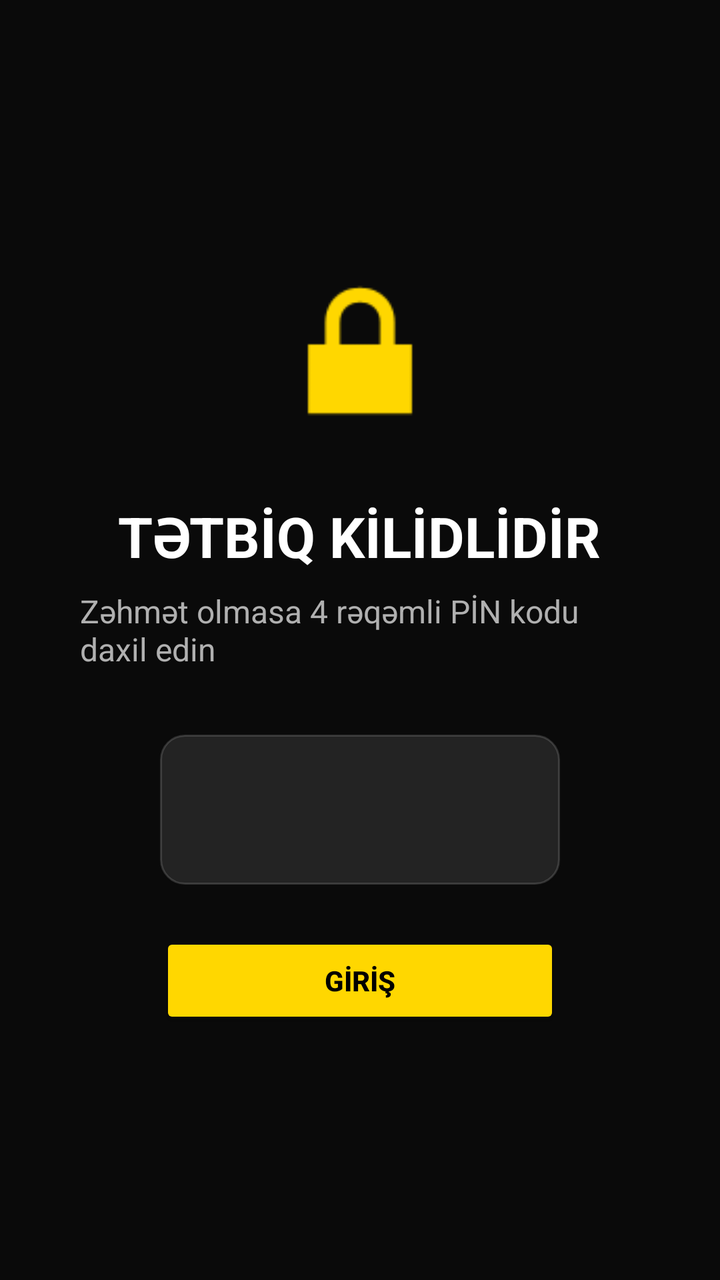
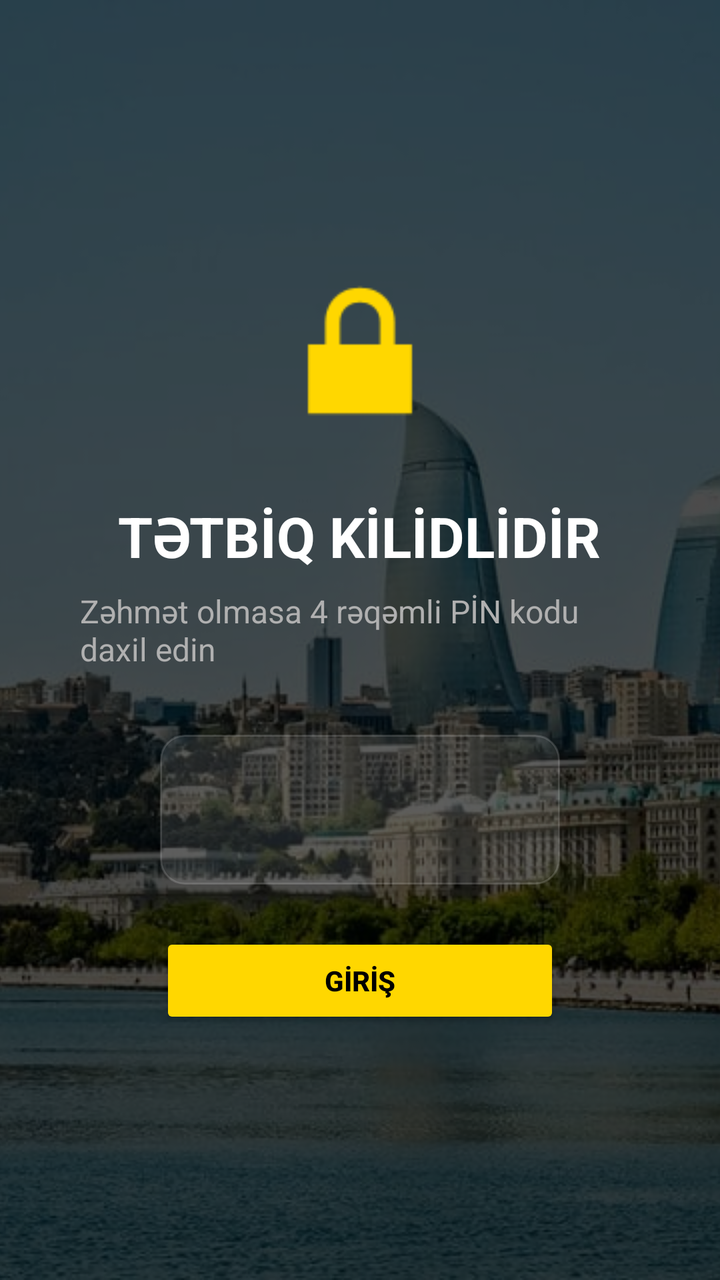

The first picture is an Android layout as it rendered before a commit; the second is the same layout after the commit. The layout source and the unified diff follow.
<!-- AndroidManifest.xml: application theme Theme.AppCompat.NoActionBar -->
<!-- res/layout/activity_lock.xml -->
<?xml version="1.0" encoding="utf-8"?>
<LinearLayout xmlns:android="http://schemas.android.com/apk/res/android"
    android:layout_width="match_parent"
    android:layout_height="match_parent"
    android:orientation="vertical"
    android:gravity="center"
    android:background="@color/bg_main"
    android:padding="40dp">

    <ImageView
        android:layout_width="100dp"
        android:layout_height="100dp"
        android:src="@android:drawable/ic_lock_lock"
        xmlns:app="http://schemas.android.com/apk/res-auto"
        app:tint="@color/gold_primary" />

    <TextView
        android:layout_width="wrap_content"
        android:layout_height="wrap_content"
        android:layout_marginTop="24dp"
        android:text="TƏTBİQ KİLİDLİDİR"
        android:textColor="@color/white"
        android:textSize="28sp"
        android:textStyle="bold" />

    <TextView
        android:layout_width="wrap_content"
        android:layout_height="wrap_content"
        android:layout_marginTop="8dp"
        android:text="Zəhmət olmasa 4 rəqəmli PİN kodu daxil edin"
        android:textColor="@color/text_secondary"
        android:textSize="16sp" />

    <EditText
        android:id="@+id/etLockPin"
        android:layout_width="200dp"
        android:layout_height="wrap_content"
        android:layout_marginTop="32dp"
        android:inputType="numberPassword"
        android:maxLength="4"
        android:gravity="center"
        android:textSize="32sp"
        android:textColor="@color/white"
        android:background="@drawable/glass_card_bg"
        android:padding="16dp"
        android:letterSpacing="1" />

    <Button
        android:id="@+id/btnUnlock"
        android:layout_width="200dp"
        android:layout_height="wrap_content"
        android:layout_marginTop="24dp"
        android:text="GİRİŞ"
        android:backgroundTint="@color/gold_primary"
        android:textColor="@color/black"
        android:textStyle="bold" />

</LinearLayout>
<!-- resources referenced by this layout -->
<resources>
  <color name="bg_main">#0A0A0A</color>
  <color name="black">#FF000000</color>
  <color name="gold_primary">#FFD700</color>
  <color name="text_secondary">#B0B0B0</color>
  <color name="white">#FFFFFFFF</color>
  <!-- drawable glass_card_bg (drawable) -->
  <?xml version="1.0" encoding="utf-8"?>
  <shape xmlns:android="http://schemas.android.com/apk/res/android">
      <solid android:color="@color/glass_white" />
      <corners android:radius="12dp" />
      <stroke android:width="1dp" android:color="#26FFFFFF" />
  </shape>
  <color name="glass_white">#1AFFFFFF</color>
</resources>

<!-- the commit's change to res/layout/activity_lock.xml (unified diff, before → after) -->
@@ -1,58 +1,75 @@
 <?xml version="1.0" encoding="utf-8"?>
-<LinearLayout xmlns:android="http://schemas.android.com/apk/res/android"
+<FrameLayout xmlns:android="http://schemas.android.com/apk/res/android"
+    xmlns:app="http://schemas.android.com/apk/res-auto"
     android:layout_width="match_parent"
-    android:layout_height="match_parent"
-    android:orientation="vertical"
-    android:gravity="center"
-    android:background="@color/bg_main"
-    android:padding="40dp">
+    android:layout_height="match_parent">
 
+    
     <ImageView
-        android:layout_width="100dp"
-        android:layout_height="100dp"
-        android:src="@android:drawable/ic_lock_lock"
-        xmlns:app="http://schemas.android.com/apk/res-auto"
-        app:tint="@color/gold_primary" />
+        android:layout_width="match_parent"
+        android:layout_height="match_parent"
+        android:src="@drawable/app_background"
+        android:scaleType="centerCrop" />
 
-    <TextView
-        android:layout_width="wrap_content"
-        android:layout_height="wrap_content"
-        android:layout_marginTop="24dp"
-        android:text="TƏTBİQ KİLİDLİDİR"
-        android:textColor="@color/white"
-        android:textSize="28sp"
-        android:textStyle="bold" />
+    
+    <View
+        android:layout_width="match_parent"
+        android:layout_height="match_parent"
+        android:background="#B3000000" />
 
-    <TextView
-        android:layout_width="wrap_content"
-        android:layout_height="wrap_content"
-        android:layout_marginTop="8dp"
-        android:text="Zəhmət olmasa 4 rəqəmli PİN kodu daxil edin"
-        android:textColor="@color/text_secondary"
-        android:textSize="16sp" />
+    <LinearLayout
+        android:layout_width="match_parent"
+        android:layout_height="match_parent"
+        android:orientation="vertical"
+        android:gravity="center"
+        android:padding="40dp">
 
-    <EditText
-        android:id="@+id/etLockPin"
-        android:layout_width="200dp"
-        android:layout_height="wrap_content"
-        android:layout_marginTop="32dp"
-        android:inputType="numberPassword"
-        android:maxLength="4"
-        android:gravity="center"
-        android:textSize="32sp"
-        android:textColor="@color/white"
-        android:background="@drawable/glass_card_bg"
-        android:padding="16dp"
-        android:letterSpacing="1" />
+        <ImageView
+            android:layout_width="100dp"
+            android:layout_height="100dp"
+            android:src="@android:drawable/ic_lock_lock"
+            app:tint="@color/gold_primary" />
 
-    <Button
-        android:id="@+id/btnUnlock"
-        android:layout_width="200dp"
-        android:layout_height="wrap_content"
-        android:layout_marginTop="24dp"
-        android:text="GİRİŞ"
-        android:backgroundTint="@color/gold_primary"
-        android:textColor="@color/black"
-        android:textStyle="bold" />
+        <TextView
+            android:layout_width="wrap_content"
+            android:layout_height="wrap_content"
+            android:layout_marginTop="24dp"
+            android:text="TƏTBİQ KİLİDLİDİR"
+            android:textColor="@color/white"
+            android:textSize="28sp"
+            android:textStyle="bold" />
 
-</LinearLayout>
+        <TextView
+            android:layout_width="wrap_content"
+            android:layout_height="wrap_content"
+            android:layout_marginTop="8dp"
+            android:text="Zəhmət olmasa 4 rəqəmli PİN kodu daxil edin"
+            android:textColor="@color/text_secondary"
+            android:textSize="16sp" />
+
+        <EditText
+            android:id="@+id/etLockPin"
+            android:layout_width="200dp"
+            android:layout_height="wrap_content"
+            android:layout_marginTop="32dp"
+            android:inputType="numberPassword"
+            android:maxLength="4"
+            android:gravity="center"
+            android:textSize="32sp"
+            android:textColor="@color/white"
+            android:background="@drawable/glass_card_bg"
+            android:padding="16dp"
+            android:letterSpacing="1" />
+
+        <Button
+            android:id="@+id/btnUnlock"
+            android:layout_width="200dp"
+            android:layout_height="wrap_content"
+            android:layout_marginTop="24dp"
+            android:text="GİRİŞ"
+            android:backgroundTint="@color/gold_primary"
+            android:textColor="@color/black"
+            android:textStyle="bold" />
+
+    </LinearLayout>
+</FrameLayout>
<!-- resource entries referenced after the edit -->
@@ -1,10 +1,10 @@
 <!-- resources referenced by this layout -->
 <resources>
-  <color name="bg_main">#0A0A0A</color>
   <color name="black">#FF000000</color>
   <color name="gold_primary">#FFD700</color>
   <color name="text_secondary">#B0B0B0</color>
   <color name="white">#FFFFFFFF</color>
+  <!-- drawable app_background: png bitmap (drawable, 101422 bytes) -->
   <!-- drawable glass_card_bg (drawable) -->
   <?xml version="1.0" encoding="utf-8"?>
   <shape xmlns:android="http://schemas.android.com/apk/res/android">
